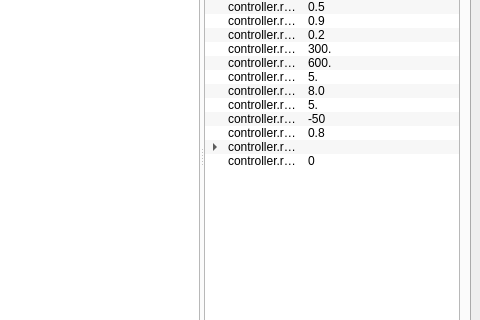
Above: stompy/ui/stompy.ui from braingram/stompy before the change; both pictures show x 324 to 804 and y 170 to 490 of the 804 by 584 pixel window. Below: the same form after it.
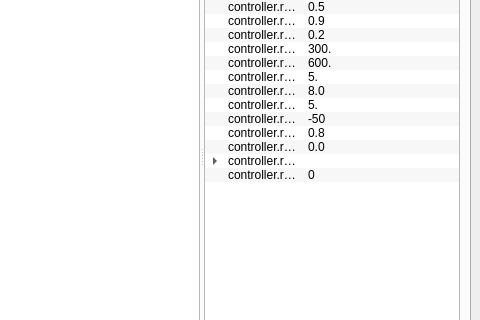
That is the form after the change. The open tabs and pages were chosen to show the change. Custom widgets are drawn as their Qt base class.

Commit message: adding option to target non-vertical calves

```diff
--- a/stompy/ui/stompy.ui
+++ b/stompy/ui/stompy.ui
@@ -1021,6 +1021,17 @@
                <set>ItemIsSelectable|ItemIsEditable|ItemIsDragEnabled|ItemIsUserCheckable|ItemIsEnabled</set>
               </property>
              </item>
+             <item>
+              <property name="text">
+               <string>controller.res.cfg.target_calf_angle</string>
+              </property>
+              <property name="text">
+               <string>0.0</string>
+              </property>
+              <property name="flags">
+               <set>ItemIsSelectable|ItemIsEditable|ItemIsDragEnabled|ItemIsUserCheckable|ItemIsEnabled</set>
+              </property>
+             </item>
              <item>
               <property name="text">
                <string>controller.res.cfg.speeds</string>
```
Left out of the diff: 2 changed lines with no effect on the pictures. The commit also changes 2 other files.
